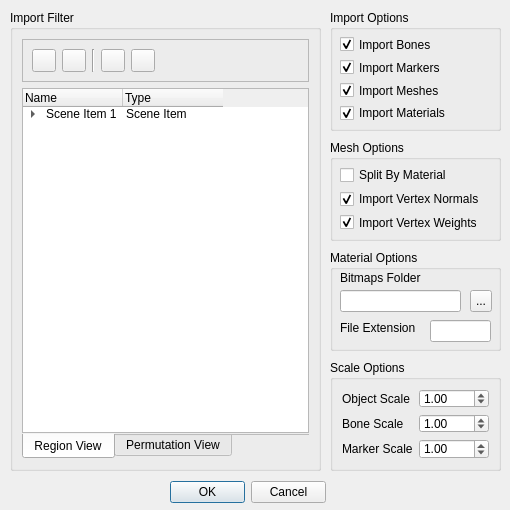
Old version of the form Reclaimer.RMFImporter/Reclaimer/ui/widget.ui in the repository Gravemind2401/Reclaimer.
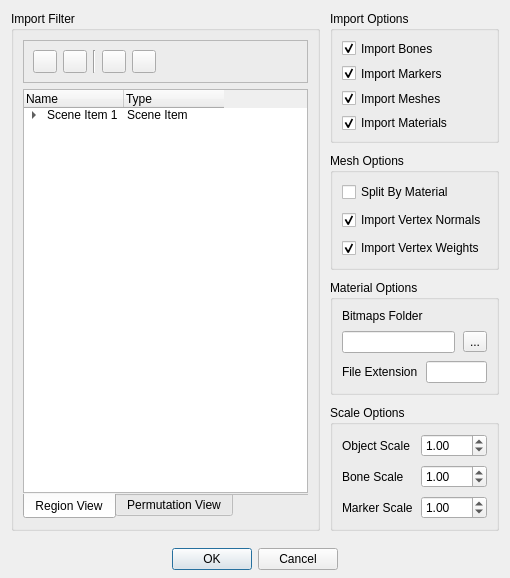
New version of the form. Icons and pictures are not drawn.

Commit message: made RMF import dialog resizable hopefully it fixes scaling issues for different dpi and screen resolution scale settings

Diff of the .ui file:
```diff
--- a/Reclaimer.RMFImporter/Reclaimer/ui/widget.ui
+++ b/Reclaimer.RMFImporter/Reclaimer/ui/widget.ui
@@ -7,71 +7,36 @@
     <x>0</x>
     <y>0</y>
     <width>510</width>
-    <height>510</height>
+    <height>578</height>
    </rect>
   </property>
   <property name="minimumSize">
    <size>
     <width>510</width>
-    <height>510</height>
+    <height>500</height>
    </size>
   </property>
-  <widget class="QDialogButtonBox" name="buttonBox">
-   <property name="geometry">
-    <rect>
-     <x>170</x>
-     <y>480</y>
-     <width>156</width>
-     <height>24</height>
-    </rect>
+  <layout class="QGridLayout" name="gridLayout_4">
+   <property name="bottomMargin">
+    <number>0</number>
    </property>
-   <property name="standardButtons">
-    <set>QDialogButtonBox::Cancel|QDialogButtonBox::Ok</set>
+   <property name="spacing">
+    <number>10</number>
    </property>
-   <property name="centerButtons">
-    <bool>true</bool>
-   </property>
-  </widget>
+   <item row="0" column="1">
   <widget class="QGroupBox" name="groupBox_importOptions">
-   <property name="geometry">
-    <rect>
-     <x>330</x>
-     <y>10</y>
-     <width>171</width>
-     <height>121</height>
-    </rect>
-   </property>
    <property name="title">
     <string>Import Options</string>
    </property>
    <property name="checkable">
     <bool>false</bool>
    </property>
-   <widget class="QCheckBox" name="checkBox_importMarkers">
-    <property name="geometry">
-     <rect>
-      <x>10</x>
-      <y>49</y>
-      <width>110</width>
-      <height>17</height>
-     </rect>
-    </property>
-    <property name="text">
-     <string>Import Markers</string>
-    </property>
-    <property name="checked">
-     <bool>true</bool>
-    </property>
-   </widget>
+     <layout class="QVBoxLayout" name="verticalLayout">
+      <property name="spacing">
+       <number>8</number>
+      </property>
+      <item>
    <widget class="QCheckBox" name="checkBox_importBones">
-    <property name="geometry">
-     <rect>
-      <x>10</x>
-      <y>26</y>
-      <width>110</width>
-      <height>17</height>
-     </rect>
-    </property>
     <property name="text">
      <string>Import Bones</string>
     </property>
@@ -79,15 +44,19 @@
      <bool>true</bool>
     </property>
    </widget>
+      </item>
+      <item>
+       <widget class="QCheckBox" name="checkBox_importMarkers">
+        <property name="text">
+         <string>Import Markers</string>
+        </property>
+        <property name="checked">
+         <bool>true</bool>
+        </property>
+       </widget>
+      </item>
+      <item>
    <widget class="QCheckBox" name="checkBox_importMeshes">
-    <property name="geometry">
-     <rect>
-      <x>10</x>
-      <y>72</y>
-      <width>110</width>
-      <height>17</height>
-     </rect>
-    </property>
     <property name="text">
      <string>Import Meshes</string>
     </property>
@@ -95,15 +64,9 @@
      <bool>true</bool>
     </property>
    </widget>
+      </item>
+      <item>
    <widget class="QCheckBox" name="checkBox_importMaterials">
-    <property name="geometry">
-     <rect>
-      <x>10</x>
-      <y>95</y>
-      <width>110</width>
-      <height>16</height>
-     </rect>
-    </property>
     <property name="text">
      <string>Import Materials</string>
     </property>
@@ -111,73 +74,93 @@
      <bool>true</bool>
     </property>
    </widget>
-  </widget>
-  <widget class="QGroupBox" name="groupBox_meshOptions">
-   <property name="geometry">
-    <rect>
-     <x>330</x>
-     <y>140</y>
-     <width>171</width>
-     <height>101</height>
-    </rect>
-   </property>
+      </item>
+     </layout>
+    </widget>
+   </item>
+   <item row="3" column="1">
+    <widget class="QGroupBox" name="groupBox_scaleOptions">
    <property name="title">
-    <string>Mesh Options</string>
-   </property>
-   <widget class="QCheckBox" name="checkBox_splitMeshes">
-    <property name="geometry">
-     <rect>
-      <x>10</x>
-      <y>26</y>
-      <width>142</width>
-      <height>18</height>
-     </rect>
-    </property>
+      <string>Scale Options</string>
+     </property>
+     <layout class="QFormLayout" name="formLayout">
+      <property name="fieldGrowthPolicy">
+       <enum>QFormLayout::AllNonFixedFieldsGrow</enum>
+      </property>
+      <property name="horizontalSpacing">
+       <number>8</number>
+      </property>
+      <property name="verticalSpacing">
+       <number>8</number>
+      </property>
+      <item row="1" column="0">
+       <widget class="QLabel" name="label_boneScale">
     <property name="text">
-     <string>Split By Material</string>
-    </property>
-   </widget>
-   <widget class="QCheckBox" name="checkBox_importNormals">
-    <property name="geometry">
-     <rect>
-      <x>10</x>
-      <y>50</y>
-      <width>142</width>
-      <height>18</height>
-     </rect>
-    </property>
+         <string>Bone Scale</string>
+        </property>
+       </widget>
+      </item>
+      <item row="1" column="1">
+       <widget class="QDoubleSpinBox" name="spinBox_boneScale">
+        <property name="value">
+         <double>1.000000000000000</double>
+        </property>
+       </widget>
+      </item>
+      <item row="2" column="0">
+       <widget class="QLabel" name="label_markerScale">
     <property name="text">
-     <string>Import Vertex Normals</string>
-    </property>
-    <property name="checked">
-     <bool>true</bool>
-    </property>
-   </widget>
-   <widget class="QCheckBox" name="checkBox_importWeights">
-    <property name="geometry">
-     <rect>
-      <x>10</x>
-      <y>74</y>
-      <width>142</width>
-      <height>17</height>
-     </rect>
-    </property>
+         <string>Marker Scale</string>
+        </property>
+       </widget>
+      </item>
+      <item row="2" column="1">
+       <widget class="QDoubleSpinBox" name="spinBox_markerScale">
+        <property name="value">
+         <double>1.000000000000000</double>
+        </property>
+       </widget>
+      </item>
+      <item row="0" column="1">
+       <widget class="QDoubleSpinBox" name="spinBox_objectScale">
+        <property name="value">
+         <double>1.000000000000000</double>
+        </property>
+       </widget>
+      </item>
+      <item row="0" column="0">
+       <widget class="QLabel" name="label_objectScale">
     <property name="text">
-     <string>Import Vertex Weights</string>
-    </property>
-    <property name="checked">
+         <string>Object Scale</string>
+        </property>
+       </widget>
+      </item>
+     </layout>
+    </widget>
+   </item>
+   <item row="5" column="0" colspan="2">
+    <widget class="QDialogButtonBox" name="buttonBox">
+     <property name="minimumSize">
+      <size>
+       <width>0</width>
+       <height>37</height>
+      </size>
+     </property>
+     <property name="standardButtons">
+      <set>QDialogButtonBox::Cancel|QDialogButtonBox::Ok</set>
+     </property>
+     <property name="centerButtons">
      <bool>true</bool>
     </property>
    </widget>
-  </widget>
-  <widget class="QGroupBox" name="groupBox_3">
-   <property name="geometry">
-    <rect>
-     <x>10</x>
-     <y>10</y>
-     <width>311</width>
-     <height>461</height>
-    </rect>
+   </item>
+   <item row="0" column="0" rowspan="5">
+    <widget class="QGroupBox" name="groupBox_filter">
+     <property name="sizePolicy">
+      <sizepolicy hsizetype="Expanding" vsizetype="Expanding">
+       <horstretch>0</horstretch>
+       <verstretch>0</verstretch>
+      </sizepolicy>
    </property>
    <property name="title">
     <string>Import Filter</string>
@@ -427,138 +410,116 @@
     </item>
    </layout>
   </widget>
-  <widget class="QGroupBox" name="groupBox_scaleOptions">
-   <property name="geometry">
-    <rect>
-     <x>330</x>
-     <y>360</y>
-     <width>171</width>
-     <height>111</height>
-    </rect>
-   </property>
-   <property name="title">
-    <string>Scale Options</string>
-   </property>
-   <layout class="QFormLayout" name="formLayout">
-    <property name="fieldGrowthPolicy">
-     <enum>QFormLayout::AllNonFixedFieldsGrow</enum>
-    </property>
-    <item row="1" column="0">
-     <widget class="QLabel" name="label_boneScale">
-      <property name="text">
-       <string>Bone Scale</string>
-      </property>
-     </widget>
-    </item>
-    <item row="1" column="1">
-     <widget class="QDoubleSpinBox" name="spinBox_boneScale">
-      <property name="value">
-       <double>1.000000000000000</double>
-      </property>
-     </widget>
-    </item>
-    <item row="2" column="0">
-     <widget class="QLabel" name="label_markerScale">
-      <property name="text">
-       <string>Marker Scale</string>
-      </property>
-     </widget>
     </item>
     <item row="2" column="1">
-     <widget class="QDoubleSpinBox" name="spinBox_markerScale">
-      <property name="value">
-       <double>1.000000000000000</double>
-      </property>
-     </widget>
-    </item>
-    <item row="0" column="1">
-     <widget class="QDoubleSpinBox" name="spinBox_objectScale">
-      <property name="value">
-       <double>1.000000000000000</double>
-      </property>
-     </widget>
-    </item>
-    <item row="0" column="0">
-     <widget class="QLabel" name="label_objectScale">
-      <property name="text">
-       <string>Object Scale</string>
-      </property>
-     </widget>
-    </item>
-   </layout>
-  </widget>
   <widget class="QGroupBox" name="groupBox_materialOptions">
-   <property name="geometry">
-    <rect>
-     <x>330</x>
-     <y>250</y>
-     <width>171</width>
-     <height>101</height>
-    </rect>
+     <property name="sizePolicy">
+      <sizepolicy hsizetype="Ignored" vsizetype="Preferred">
+       <horstretch>0</horstretch>
+       <verstretch>0</verstretch>
+      </sizepolicy>
    </property>
    <property name="title">
     <string>Material Options</string>
    </property>
-   <widget class="QLineEdit" name="lineEdit_bitmapsFolder">
-    <property name="geometry">
-     <rect>
-      <x>10</x>
-      <y>40</y>
-      <width>121</width>
-      <height>22</height>
-     </rect>
-    </property>
-   </widget>
+     <layout class="QGridLayout" name="gridLayout_3">
+      <property name="spacing">
+       <number>8</number>
+      </property>
+      <item row="0" column="0" colspan="3">
    <widget class="QLabel" name="label">
-    <property name="geometry">
-     <rect>
-      <x>10</x>
-      <y>20</y>
-      <width>151</width>
-      <height>16</height>
-     </rect>
-    </property>
     <property name="text">
      <string>Bitmaps Folder</string>
     </property>
    </widget>
+      </item>
+      <item row="1" column="0" colspan="2">
+       <widget class="QLineEdit" name="lineEdit_bitmapsFolder">
+        <property name="maxLength">
+         <number>512</number>
+        </property>
+       </widget>
+      </item>
+      <item row="3" column="0">
+       <widget class="QLabel" name="label_2">
+        <property name="text">
+         <string>File Extension</string>
+        </property>
+       </widget>
+      </item>
+      <item row="1" column="2">
    <widget class="QToolButton" name="toolButton_bitmapsFolder">
-    <property name="geometry">
-     <rect>
-      <x>140</x>
-      <y>40</y>
-      <width>22</width>
-      <height>22</height>
-     </rect>
-    </property>
     <property name="text">
      <string>...</string>
     </property>
    </widget>
+      </item>
+      <item row="3" column="1" colspan="2">
    <widget class="QLineEdit" name="lineEdit_bitmapsExtension">
-    <property name="geometry">
-     <rect>
-      <x>100</x>
-      <y>70</y>
-      <width>61</width>
-      <height>22</height>
-     </rect>
-    </property>
-   </widget>
-   <widget class="QLabel" name="label_2">
-    <property name="geometry">
-     <rect>
-      <x>10</x>
-      <y>70</y>
-      <width>81</width>
-      <height>16</height>
-     </rect>
-    </property>
+        <property name="maxLength">
+         <number>5</number>
+        </property>
+       </widget>
+      </item>
+     </layout>
+    </widget>
+   </item>
+   <item row="1" column="1">
+    <widget class="QGroupBox" name="groupBox_meshOptions">
+     <property name="title">
+      <string>Mesh Options</string>
+     </property>
+     <layout class="QVBoxLayout" name="verticalLayout_2">
+      <property name="spacing">
+       <number>8</number>
+      </property>
+      <item>
+       <widget class="QCheckBox" name="checkBox_splitMeshes">
     <property name="text">
-     <string>File Extension</string>
-    </property>
-   </widget>
-  </widget>
+         <string>Split By Material</string>
+        </property>
+       </widget>
+      </item>
+      <item>
+       <widget class="QCheckBox" name="checkBox_importNormals">
+        <property name="text">
+         <string>Import Vertex Normals</string>
+        </property>
+        <property name="checked">
+         <bool>true</bool>
+        </property>
+       </widget>
+      </item>
+      <item>
+       <widget class="QCheckBox" name="checkBox_importWeights">
+        <property name="text">
+         <string>Import Vertex Weights</string>
+        </property>
+        <property name="checked">
+         <bool>true</bool>
+        </property>
+       </widget>
+      </item>
+     </layout>
+    </widget>
+   </item>
+   <item row="4" column="1">
+    <spacer name="verticalSpacer">
+     <property name="orientation">
+      <enum>Qt::Vertical</enum>
+     </property>
+     <property name="sizeType">
+      <enum>QSizePolicy::MinimumExpanding</enum>
+     </property>
+     <property name="sizeHint" stdset="0">
+      <size>
+       <width>20</width>
+       <height>0</height>
+      </size>
+     </property>
+    </spacer>
+   </item>
+  </layout>
  </widget>
  <tabstops>
   <tabstop>checkBox_importBones</tabstop>
```
Lines whose indentation alone changed are shown as unchanged. The commit also changes 4 other files.
